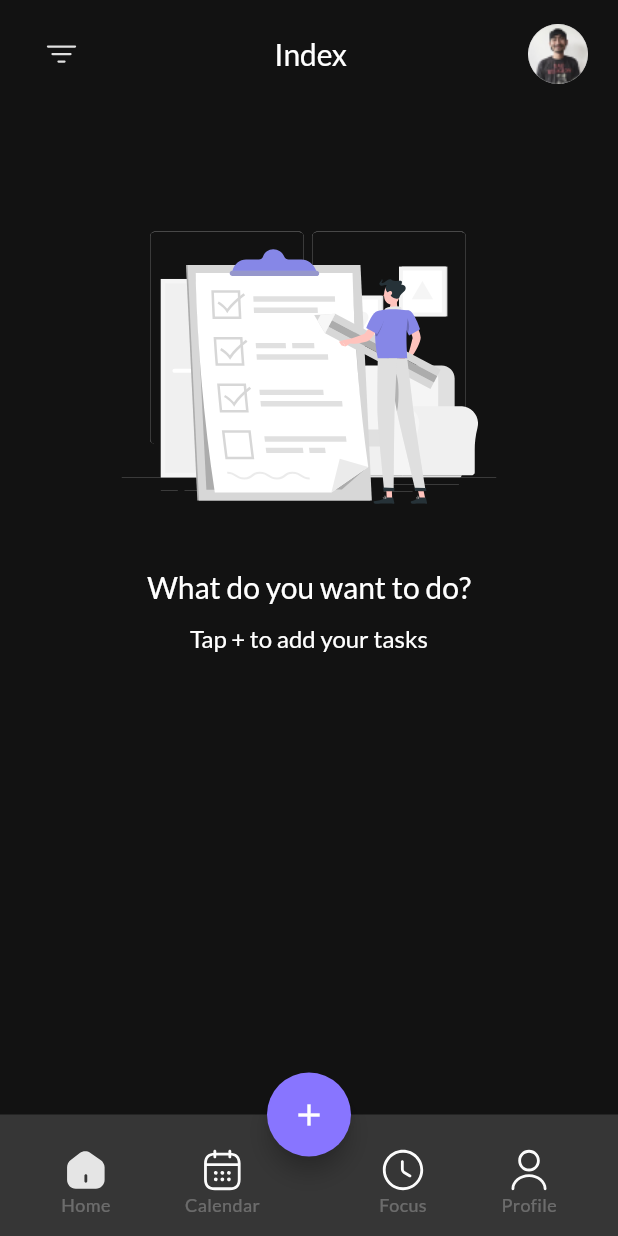
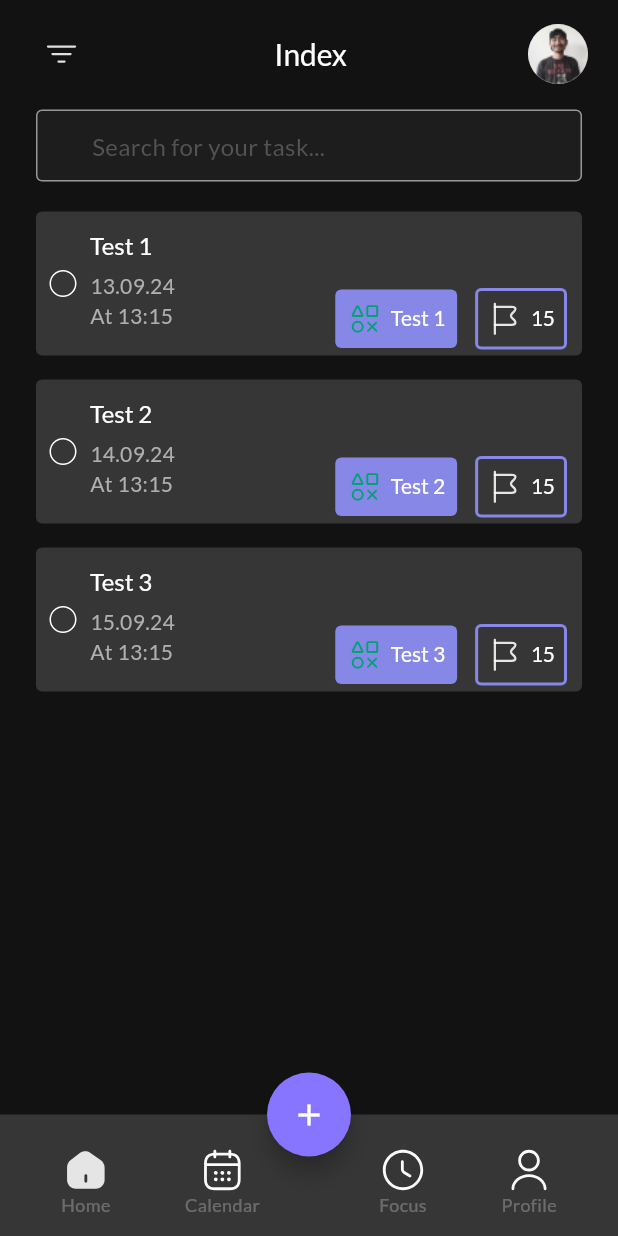
Before and after one commit to vomnmi/todo_application_flutter, a Flutter app: the screen it shows after launch, on a phone screen of 412 x 824 dp. Run offline on Flutter 3.47's test engine with Material 3 defaults, Android fonts, the phone set to English and light mode, and no system bars; our stand-ins replace dots_indicator, flutter_mobx, flutter_svg, freezed_annotation, gap, google_fonts and 2 more; missing offline and left inert: day_night_time_picker; generated files the repository leaves out were written again.

Commit message:
repeat task, search bar(without correct logic)

```diff
--- a/lib/screens/home_screen/home_empty_screen.dart
+++ b/lib/screens/home_screen/home_empty_screen.dart
@@ -149,7 +149,31 @@ class _EmptyHomeScreenState extends State<EmptyHomeScreen> {
                 ),
               ],
             ).paddingOnly(top: 15, left: 20, right: 20),
-            const Gap(70),
+            const Gap(16),
+            Observer(
+              builder: (context) {
+                return TextField(
+                  cursorHeight: 24,
+                  cursorWidth: 1,
+                  style: context.theme.bodyMedium.copyWith(
+                    color: AppColors.white,
+                    fontSize: 16,
+                  ),
+                  onChanged: state.runFilter,
+                  decoration: InputDecoration(
+                    prefix: SvgPicture.asset(
+                      'assets/icons/search.svg',
+                      width: 20,
+                      height: 20,
+                      fit: BoxFit.cover,
+                    ),
+                    contentPadding: const EdgeInsets.all(10),
+                    hintText: ' Search for your task...',
+                  ),
+                ).paddingHorizontal(24);
+              },
+            ),
+            const Gap(20),
             Expanded(
               child: Observer(
                 builder: (context) {
@@ -209,7 +233,7 @@ class _EmptyHomeScreenState extends State<EmptyHomeScreen> {
               return Row(
                 mainAxisAlignment: MainAxisAlignment.spaceAround,
                 children: [
-                  for (var i = 0; i < 4; i++)
+                  for (var i = 0; i < items.length; i++)
                     GestureDetector(
                       onTap: () {
                         state.currentIndex = i;
--- a/lib/themes/light_theme.dart
+++ b/lib/themes/light_theme.dart
@@ -194,16 +194,15 @@ final lightTheme = base.copyWith(
     ),
     hintStyle: GoogleFonts.lato(
       color: AppColors.hintTextColor,
-      //fontFamily: FontFamily.regular,
       fontSize: 16,
-      height: 1.375,
+      // height: 1.375,
     ),
     fillColor: AppColors.textFieldGrey,
-    contentPadding: const EdgeInsets.only(
-      left: 12,
-      top: 18,
-      bottom: 18,
-    ),
+    // contentPadding: const EdgeInsets.only(
+    //   left: 12,
+    //   top: 18,
+    //   bottom: 18,
+    // ),
     border: const OutlineInputBorder(
       borderSide: BorderSide(color: AppColors.textFieldColor),
     ),
@@ -217,7 +216,7 @@ final lightTheme = base.copyWith(
       borderSide: BorderSide(color: AppColors.textFieldColor),
     ),
     filled: true,
-    labelStyle: base.primaryTextTheme.bodyMedium,
+    // labelStyle: base.primaryTextTheme.bodyMedium,
   ),
 
   buttonTheme: base.buttonTheme.copyWith(
```
Also changed, not shown: lib/screens/edit_task.dart (+12 -4 lines), lib/store/home_state/home_state.dart (+84 -1 lines), assets/icons/search.svg (added), lib/store/home_state/home_state.g.dart.
